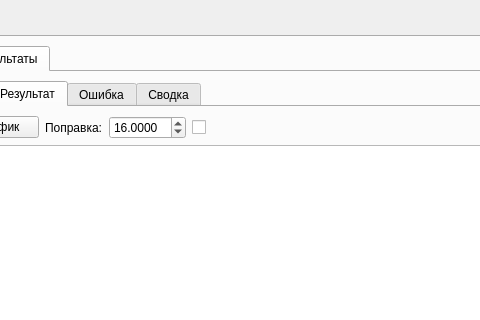
This is gui/uies/math.ui in neurocomputer/MemriBoard as Qt 5 draws it before an edit; both pictures show x 180 to 660 and y 0 to 320 of the 1153 by 555 pixel window. The edited form follows.
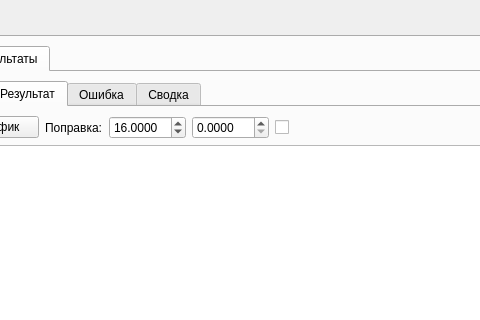
This is the edited form. The open tabs and pages were chosen to show the change.

Commit message: edits in math masking

Patch:
```diff
--- a/gui/uies/math.ui
+++ b/gui/uies/math.ui
@@ -820,6 +820,22 @@
                    </property>
                   </widget>
                  </item>
+                 <item>
+                  <widget class="QDoubleSpinBox" name="spinbox_correction_b">
+                   <property name="decimals">
+                    <number>4</number>
+                   </property>
+                   <property name="minimum">
+                    <double>0.000000000000000</double>
+                   </property>
+                   <property name="maximum">
+                    <double>999.999900000000025</double>
+                   </property>
+                   <property name="value">
+                    <double>0.000000000000000</double>
+                   </property>
+                  </widget>
+                 </item>
                  <item>
                   <widget class="QCheckBox" name="checkbox_correction">
                    <property name="text">
```
Left out of the diff: 2 changed lines with no effect on the pictures. The commit also changes 1 other file.
